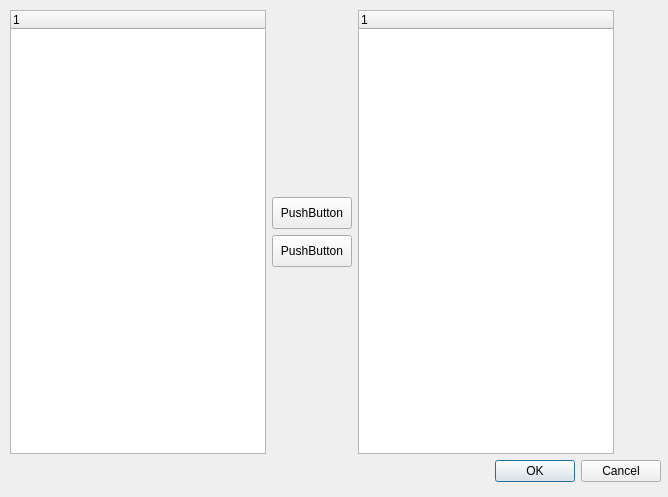
Old version of the form res/mae_importdata_gui.ui in the repository fran-jo/SimuGUI.
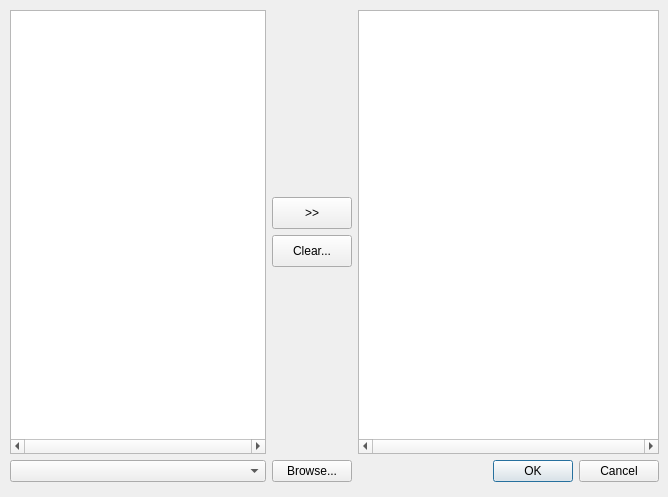
New version of the form.

```diff
--- a/res/mae_importdata_gui.ui
+++ b/res/mae_importdata_gui.ui
@@ -13,16 +13,97 @@
   <property name="windowTitle">
    <string>Dialog</string>
   </property>
-  <widget class="QWidget" name="">
+  <widget class="QWidget" name="layoutWidget">
    <property name="geometry">
     <rect>
      <x>10</x>
      <y>10</y>
-     <width>651</width>
+     <width>649</width>
      <height>472</height>
     </rect>
    </property>
    <layout class="QGridLayout" name="gridLayout">
+    <item row="2" column="1">
+     <widget class="QPushButton" name="btnClearList">
+      <property name="sizePolicy">
+       <sizepolicy hsizetype="Minimum" vsizetype="Fixed">
+        <horstretch>0</horstretch>
+        <verstretch>0</verstretch>
+       </sizepolicy>
+      </property>
+      <property name="minimumSize">
+       <size>
+        <width>64</width>
+        <height>32</height>
+       </size>
+      </property>
+      <property name="text">
+       <string>Clear...</string>
+      </property>
+     </widget>
+    </item>
+    <item row="4" column="0">
+     <widget class="QComboBox" name="cbxMeasFiles">
+      <property name="focusPolicy">
+       <enum>Qt::WheelFocus</enum>
+      </property>
+     </widget>
+    </item>
+    <item row="0" column="0" rowspan="4">
+     <widget class="QTreeWidget" name="twMeasurements">
+      <property name="sizePolicy">
+       <sizepolicy hsizetype="Fixed" vsizetype="Expanding">
+        <horstretch>0</horstretch>
+        <verstretch>0</verstretch>
+       </sizepolicy>
+      </property>
+      <property name="minimumSize">
+       <size>
+        <width>200</width>
+        <height>420</height>
+       </size>
+      </property>
+      <property name="baseSize">
+       <size>
+        <width>200</width>
+        <height>420</height>
+       </size>
+      </property>
+      <property name="horizontalScrollBarPolicy">
+       <enum>Qt::ScrollBarAlwaysOn</enum>
+      </property>
+      <property name="selectionMode">
+       <enum>QAbstractItemView::MultiSelection</enum>
+      </property>
+      <attribute name="headerVisible">
+       <bool>false</bool>
+      </attribute>
+      <column>
+       <property name="text">
+        <string notr="true">1</string>
+       </property>
+      </column>
+     </widget>
+    </item>
+    <item row="1" column="1">
+     <widget class="QPushButton" name="btnChooseItems">
+      <property name="sizePolicy">
+       <sizepolicy hsizetype="Minimum" vsizetype="Fixed">
+        <horstretch>0</horstretch>
+        <verstretch>0</verstretch>
+       </sizepolicy>
+      </property>
+      <property name="minimumSize">
+       <size>
+        <width>64</width>
+        <height>32</height>
+       </size>
+      </property>
+      <property name="text">
+       <string>&gt;&gt;</string>
+      </property>
+     </widget>
+    </item>
     <item row="4" column="2">
      <widget class="QDialogButtonBox" name="buttonBox">
       <property name="orientation">
@@ -33,95 +114,17 @@
       </property>
      </widget>
     </item>
+    <item row="4" column="1">
+     <widget class="QPushButton" name="btnBrowseFolder">
+      <property name="text">
+       <string>Browse...</string>
+      </property>
+     </widget>
+    </item>
     <item row="0" column="2" rowspan="4">
-     <widget class="QTreeWidget" name="twToImport">
-      <property name="sizePolicy">
-       <sizepolicy hsizetype="Fixed" vsizetype="Expanding">
-        <horstretch>0</horstretch>
-        <verstretch>0</verstretch>
-       </sizepolicy>
-      </property>
-      <property name="minimumSize">
-       <size>
-        <width>200</width>
-        <height>420</height>
-       </size>
-      </property>
-      <property name="baseSize">
-       <size>
-        <width>200</width>
-        <height>420</height>
-       </size>
-      </property>
-      <column>
-       <property name="text">
-        <string notr="true">1</string>
-       </property>
-      </column>
-     </widget>
-    </item>
-    <item row="0" column="0" rowspan="4">
-     <widget class="QTreeWidget" name="twMeasurements">
-      <property name="sizePolicy">
-       <sizepolicy hsizetype="Fixed" vsizetype="Expanding">
-        <horstretch>0</horstretch>
-        <verstretch>0</verstretch>
-       </sizepolicy>
-      </property>
-      <property name="minimumSize">
-       <size>
-        <width>200</width>
-        <height>420</height>
-       </size>
-      </property>
-      <property name="baseSize">
-       <size>
-        <width>200</width>
-        <height>420</height>
-       </size>
-      </property>
-      <column>
-       <property name="text">
-        <string notr="true">1</string>
-       </property>
-      </column>
-     </widget>
-    </item>
-    <item row="1" column="1">
-     <widget class="QPushButton" name="pushButton_2">
-      <property name="sizePolicy">
-       <sizepolicy hsizetype="Minimum" vsizetype="Fixed">
-        <horstretch>0</horstretch>
-        <verstretch>0</verstretch>
-       </sizepolicy>
-      </property>
-      <property name="minimumSize">
-       <size>
-        <width>64</width>
-        <height>32</height>
-       </size>
-      </property>
-      <property name="text">
-       <string>PushButton</string>
-      </property>
-     </widget>
-    </item>
-    <item row="2" column="1">
-     <widget class="QPushButton" name="pushButton">
-      <property name="sizePolicy">
-       <sizepolicy hsizetype="Minimum" vsizetype="Fixed">
-        <horstretch>0</horstretch>
-        <verstretch>0</verstretch>
-       </sizepolicy>
-      </property>
-      <property name="minimumSize">
-       <size>
-        <width>64</width>
-        <height>32</height>
-       </size>
-      </property>
-      <property name="text">
-       <string>PushButton</string>
+     <widget class="QListView" name="lvSelectedMeasurements">
+      <property name="horizontalScrollBarPolicy">
+       <enum>Qt::ScrollBarAlwaysOn</enum>
       </property>
      </widget>
     </item>
```
Left out of the diff: 6 changed lines with no effect on the pictures.
